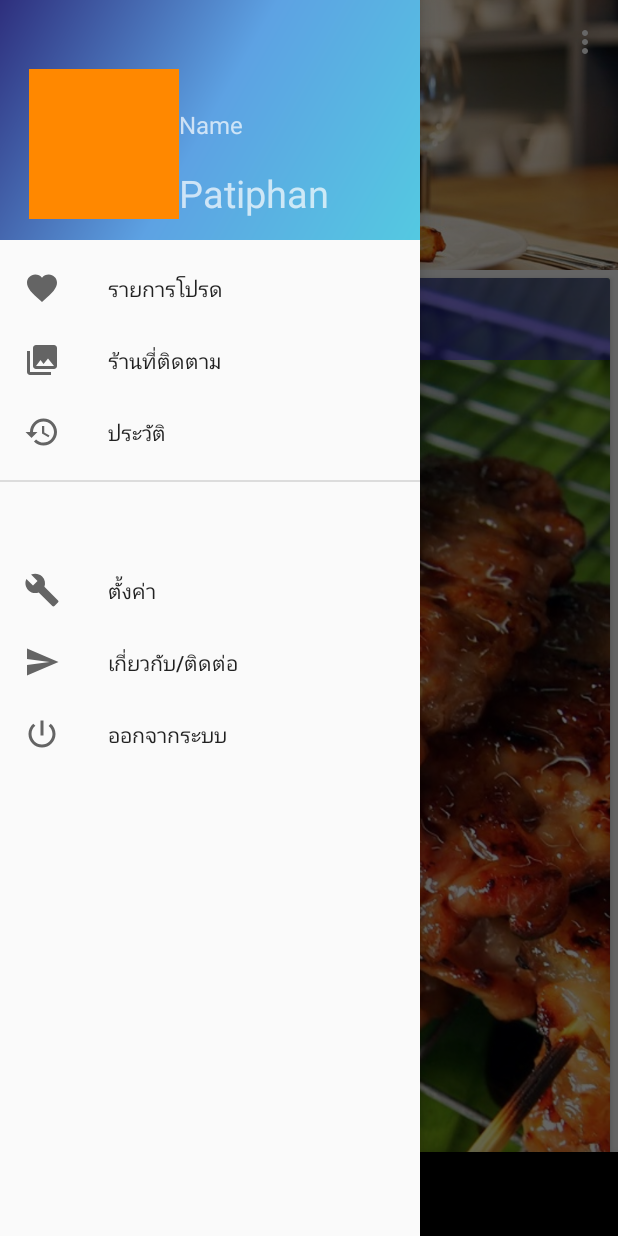
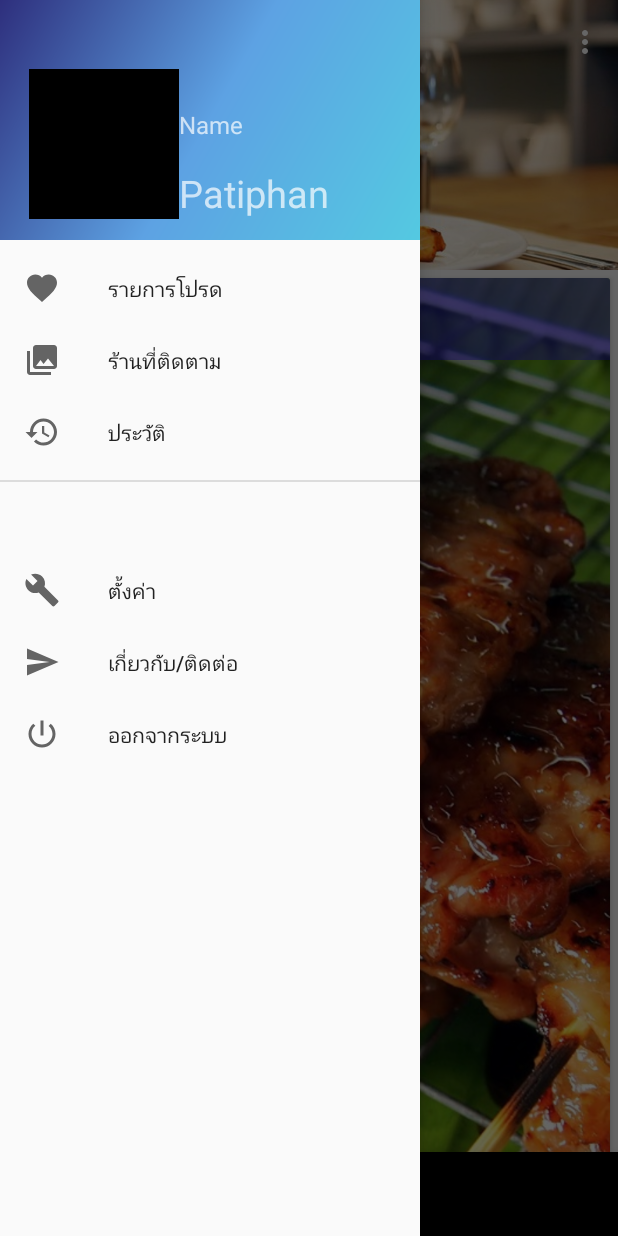
Before and after one commit to Takter10/Kin01, an Android app: the screen it shows after launch (MainActivity), with the side drawer open, on a phone screen of 412 x 824 dp. Run offline under Robolectric (Android 15) with nearby library versions, the phone set to English and light mode, and no system bars; our stand-ins replace Firebase (no records; nobody signed in at launch, a user with empty details on screens opened directly).

Commit message:
black header

```diff
--- a/app/src/main/res/layout/drawer_header.xml
+++ b/app/src/main/res/layout/drawer_header.xml
@@ -16,7 +16,7 @@
         android:layout_marginLeft="8dp"
         android:layout_marginRight="8dp"
         android:layout_marginTop="8dp"
-        android:src="@android:color/holo_orange_dark"
+        android:src="@android:color/black"
         app:layout_constraintBottom_toBottomOf="parent"
         app:layout_constraintHorizontal_bias="0.068"
         app:layout_constraintLeft_toLeftOf="parent"
```
